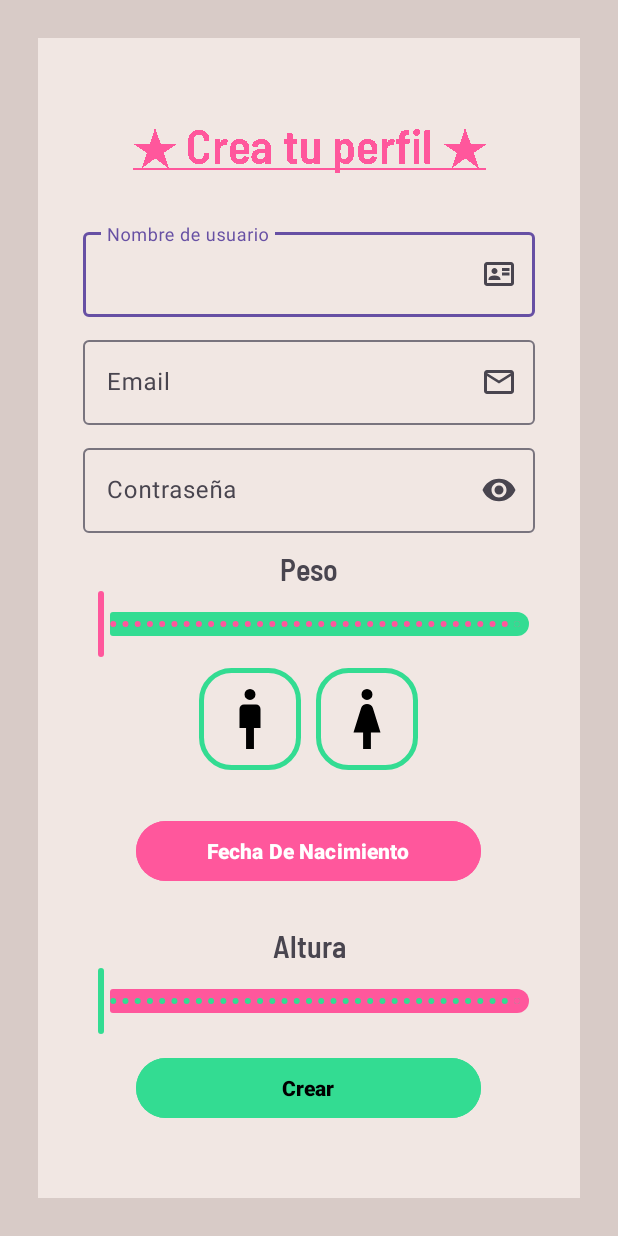
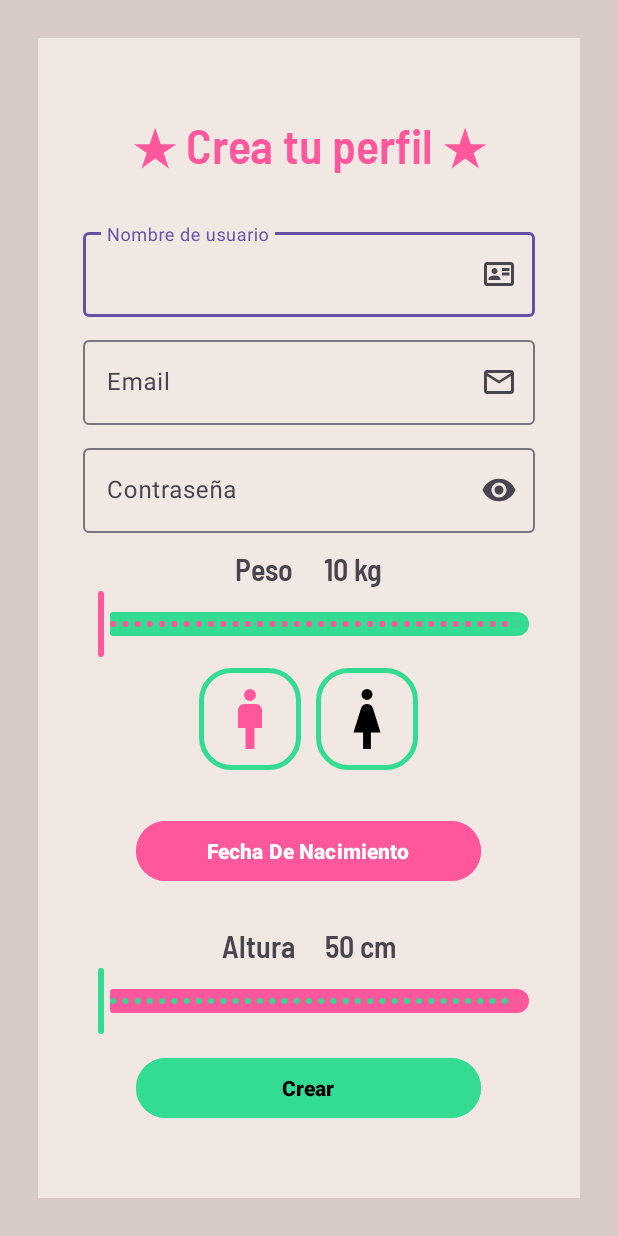
Before and after one commit to MarioCamposPulido/FormaFit, an Android app: the Registro screen opened directly, with no data from a screen before it, on a phone screen of 412 x 824 dp. Run offline under Robolectric (Android 15) with nearby library versions, the phone set to English and light mode, and no system bars.

```diff
--- a/FormaFit/app/src/main/java/com/example/formafit/activities/Login.java
+++ b/FormaFit/app/src/main/java/com/example/formafit/activities/Login.java
@@ -48,11 +48,8 @@ public class Login extends AppCompatActivity {
             @Override
             public void onClick(View view) {
                 dbHelper = new BaseDatosHelper(getBaseContext());
-                // Comprueba si el usuario existe en la base de datos, si es cierto iniciará sesión
                 if (dbHelper.checkUserLogin(emailLogin.getText().toString(), passwordLogin.getText().toString())){
                     openMainActivity();
-                }else{
-                    Toast.makeText(Login.this, "caca", Toast.LENGTH_SHORT).show();
                 }
             }
         });
--- a/FormaFit/app/src/main/java/com/example/formafit/activities/Registro.java
+++ b/FormaFit/app/src/main/java/com/example/formafit/activities/Registro.java
@@ -1,7 +1,10 @@
 package com.example.formafit.activities;
 
+import androidx.annotation.NonNull;
 import androidx.appcompat.app.AppCompatActivity;
 
+import android.app.AlertDialog;
+import android.content.Intent;
 import android.graphics.Color;
 import android.graphics.Paint;
 import android.os.Bundle;
@@ -11,7 +14,10 @@ import android.widget.ImageButton;
 import android.widget.TextView;
 
 import com.example.formafit.R;
+import com.example.formafit.base_datos.BaseDatosHelper;
 import com.google.android.material.datepicker.MaterialDatePicker;
+import com.google.android.material.slider.Slider;
+import com.google.android.material.textfield.TextInputEditText;
 
 import org.w3c.dom.Text;
 
@@ -23,9 +29,39 @@ public class Registro extends AppCompatActivity {
 
     private ImageButton maleButton, femaleButton;
 
-    private Button nacimientoButton;
+    private Button nacimientoButtonRegistro, crearUsuarioButton;
 
-    private TextView crearPerfilTextView;
+    private TextView medidaPeso, pesoKg;
+
+    private TextInputEditText nombreRegistro, emailRegistro, passwordRegistro;
+
+    private Slider sliderPesoRegistro, sliderAlturaRegistro;
+
+    private BaseDatosHelper dbHelper;
+
+    private static int crearAltura;
+    private static int crearPeso;
+
+    private void openLogin() {
+        Intent intent = new Intent(this, Login.class);
+        startActivity(intent);
+    }
+
+    private String getGeneroLogin() {
+        if (maleButton.isSelected()) {
+            return "H";
+        }
+        if (femaleButton.isSelected()) {
+            return "F";
+        }
+        return "";
+    }
+
+    private String getFechaActual() {
+        Date fechaActual = new Date();
+        SimpleDateFormat formatoFecha = new SimpleDateFormat("dd-MM-yyyy", Locale.getDefault());
+        return formatoFecha.format(fechaActual);
+    }
 
     @Override
     protected void onCreate(Bundle savedInstanceState) {
@@ -35,16 +71,26 @@ public class Registro extends AppCompatActivity {
         // Cambiar la barra de color de arriba en negro
         getWindow().setStatusBarColor(Color.BLACK);
 
+
         maleButton = findViewById(R.id.maleButton);
         femaleButton = findViewById(R.id.femaleButton);
-        nacimientoButton = findViewById(R.id.nacimientoButton);
-        crearPerfilTextView = findViewById(R.id.crearPerfilTextView);
+        nacimientoButtonRegistro = findViewById(R.id.nacimientoButtonRegistro);
+        crearUsuarioButton = findViewById(R.id.crearUsuarioButton);
+        nombreRegistro = findViewById(R.id.nombreRegistro);
+        emailRegistro = findViewById(R.id.emailRegistro);
+        passwordRegistro = findViewById(R.id.passwordRegistro);
+        sliderAlturaRegistro = findViewById(R.id.sliderAlturaRegistro);
+        sliderPesoRegistro = findViewById(R.id.sliderPesoRegistro);
+        medidaPeso = findViewById(R.id.medidaPeso);
+        pesoKg = findViewById(R.id.pesoKg);
+
+        maleButton.setSelected(true);
 
         maleButton.setOnClickListener(new View.OnClickListener() {
             @Override
             public void onClick(View v) {
                 v.setSelected(!v.isSelected());
-                if (femaleButton.isSelected()){
+                if (femaleButton.isSelected()) {
                     femaleButton.setSelected(false);
                 }
             }
@@ -54,13 +100,13 @@ public class Registro extends AppCompatActivity {
             @Override
             public void onClick(View v) {
                 v.setSelected(!v.isSelected());
-                if (maleButton.isSelected()){
+                if (maleButton.isSelected()) {
                     maleButton.setSelected(false);
                 }
             }
         });
 
-        nacimientoButton.setOnClickListener(new View.OnClickListener() {
+        nacimientoButtonRegistro.setOnClickListener(new View.OnClickListener() {
             @Override
             public void onClick(View view) {
                 MaterialDatePicker.Builder<Long> builder = MaterialDatePicker.Builder.datePicker().setTheme(R.style.MyDatePickerTheme);
@@ -74,15 +120,38 @@ public class Registro extends AppCompatActivity {
                     String formattedDate = sdf.format(date);
 
                     // Hacer algo con la fecha seleccionada
-                    nacimientoButton.setText(formattedDate);
+                    nacimientoButtonRegistro.setText(formattedDate);
                 });
 
                 datePicker.show(getSupportFragmentManager(), "DATE_PICKER");
             }
         });
 
-        // Para subrrayar texto
-        crearPerfilTextView.setPaintFlags(Paint.UNDERLINE_TEXT_FLAG);
+        sliderAlturaRegistro.addOnChangeListener(new Slider.OnChangeListener() {
+            @Override
+            public void onValueChange(@NonNull Slider slider, float value, boolean fromUser) {
+                medidaPeso.setText((int) value + " cm");
+                crearAltura = (int) value;
+            }
+        });
+
+        sliderPesoRegistro.addOnChangeListener(new Slider.OnChangeListener() {
+            @Override
+            public void onValueChange(@NonNull Slider slider, float value, boolean fromUser) {
+                pesoKg.setText((int) value + " kg");
+                crearPeso = (int) value;
+            }
+        });
+
+        crearUsuarioButton.setOnClickListener(new View.OnClickListener() {
+            @Override
+            public void onClick(View view) {
+                dbHelper = new BaseDatosHelper(getBaseContext());
+                dbHelper.insertNewUserRegistro(emailRegistro.getText().toString(), passwordRegistro.getText().toString(), nombreRegistro.getText().toString(),
+                        getGeneroLogin(), nacimientoButtonRegistro.getText().toString(), crearAltura, getFechaActual(), crearPeso);
+                openLogin();
+            }
+        });
 
 
     }
--- a/FormaFit/app/src/main/res/layout/activity_registro.xml
+++ b/FormaFit/app/src/main/res/layout/activity_registro.xml
@@ -40,7 +40,7 @@
             app:endIconContentDescription="@string/nombreUsuario">
 
             <com.google.android.material.textfield.TextInputEditText
-                android:id="@+id/emlLogin"
+                android:id="@+id/nombreRegistro"
                 android:layout_width="match_parent"
                 android:layout_height="wrap_content"
                 />
@@ -62,7 +62,7 @@
             app:endIconContentDescription="@string/email">
 
             <com.google.android.material.textfield.TextInputEditText
-                android:id="@+id/emailLogin"
+                android:id="@+id/emailRegistro"
                 android:layout_width="match_parent"
                 android:layout_height="wrap_content"
                 />
@@ -80,24 +80,41 @@
             android:layout_marginBottom="10dp">
 
             <com.google.android.material.textfield.TextInputEditText
-                android:id="@+id/passwordLogin"
+                android:id="@+id/passwordRegistro"
                 android:layout_width="match_parent"
                 android:layout_height="wrap_content"
                 android:inputType="textPassword"/>
 
         </com.google.android.material.textfield.TextInputLayout>
 
+        <LinearLayout
+            android:layout_width="wrap_content"
+            android:layout_height="wrap_content"
+            android:orientation="horizontal">
+
             <TextView
-            android:id="@+id/alturaTextview"
+                android:id="@+id/pesoTextView"
                 android:layout_width="match_parent"
                 android:layout_height="wrap_content"
+                android:fontFamily="@font/barlowsemicondensedsemibold"
+                android:gravity="center"
                 android:text="@string/peso"
+                android:layout_marginRight="20dp"
+                android:textSize="20sp" />
+
+            <TextView
+                android:id="@+id/pesoKg"
+                android:layout_width="wrap_content"
+                android:layout_height="wrap_content"
+                android:layout_weight="1"
+                android:fontFamily="@font/barlowsemicondensedsemibold"
                 android:gravity="center"
-            android:fontFamily="@font/barlowsemicondensedsemibold"
-            android:textSize="20sp"/>
+                android:textSize="20dp"
+                android:text="@string/pesoPorDefecto"/>
+        </LinearLayout>
 
         <com.google.android.material.slider.Slider
-            android:id="@+id/slider55"
+            android:id="@+id/sliderPesoRegistro"
             android:layout_width="match_parent"
             android:layout_height="wrap_content"
             android:stepSize="1"
@@ -139,7 +156,7 @@
         </LinearLayout>
 
         <Button
-            android:id="@+id/nacimientoButton"
+            android:id="@+id/nacimientoButtonRegistro"
             style="@style/Widget.Material3.Button.TonalButton"
             android:layout_width="230dp"
             android:layout_height="wrap_content"
@@ -150,18 +167,35 @@
             android:textColorHint="@color/black"
             android:textStyle="bold"/>
 
+        <LinearLayout
+            android:layout_width="wrap_content"
+            android:layout_height="wrap_content"
+            android:orientation="horizontal"
+            android:layout_marginTop="25dp">
+
             <TextView
                 android:id="@+id/alturaTextview"
                 android:layout_width="match_parent"
                 android:layout_height="wrap_content"
+                android:layout_marginRight="20dp"
+                android:fontFamily="@font/barlowsemicondensedsemibold"
+                android:gravity="center"
                 android:text="@string/altura"
+                android:textSize="20sp" />
+
+            <TextView
+                android:id="@+id/medidaPeso"
+                android:layout_width="wrap_content"
+                android:layout_height="wrap_content"
+                android:layout_weight="1"
+                android:fontFamily="@font/barlowsemicondensedsemibold"
                 android:gravity="center"
-            android:layout_marginTop="25dp"
-            android:fontFamily="@font/barlowsemicondensedsemibold"
-            android:textSize="20sp"/>
+                android:textSize="20dp"
+                android:text="@string/alturaPorDefecto"/>
+        </LinearLayout>
 
         <com.google.android.material.slider.Slider
-            android:id="@+id/slider"
+            android:id="@+id/sliderAlturaRegistro"
             android:layout_width="match_parent"
             android:layout_height="wrap_content"
             android:stepSize="1"
@@ -177,7 +211,7 @@
 
 
         <Button
-            android:id="@+id/crearUsuario"
+            android:id="@+id/crearUsuarioButton"
             style="@style/Widget.Material3.Button.TonalButton"
             android:layout_width="230dp"
             android:layout_height="wrap_content"
--- a/FormaFit/app/src/main/res/values/strings.xml
+++ b/FormaFit/app/src/main/res/values/strings.xml
@@ -21,6 +21,8 @@
     <string name="fechaNacimiento"> Fecha De Nacimiento </string>
     <string name="peso"> Peso </string>
     <string name="crearPerfil"> ★ Crea tu perfil ★ </string>
+    <string name="alturaPorDefecto"> 50 cm </string>
+    <string name="pesoPorDefecto"> 10 kg </string>
 
 
 </resources>
```
Also changed, not shown: FormaFit/app/src/main/java/com/example/formafit/base_datos/BaseDatosHelper.java (+29 -18 lines), FormaFit/app/src/main/java/com/example/formafit/base_datos/EstructuraBBDD.java (+6 -17 lines). Lines whose indentation alone changed are shown as unchanged.
